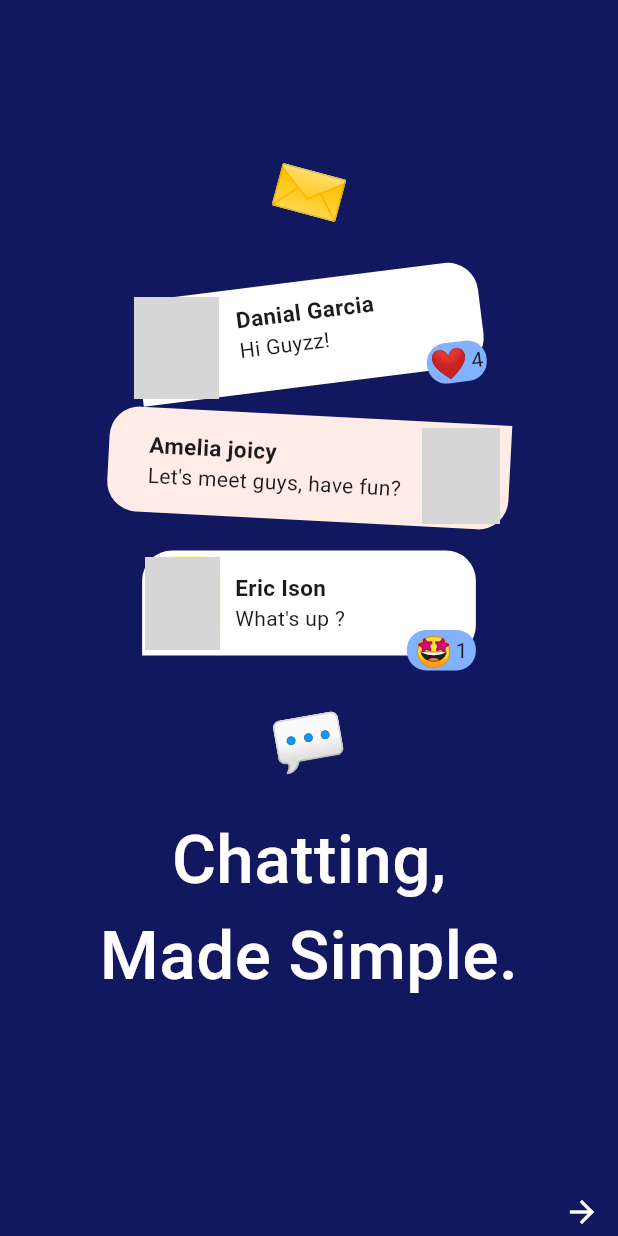
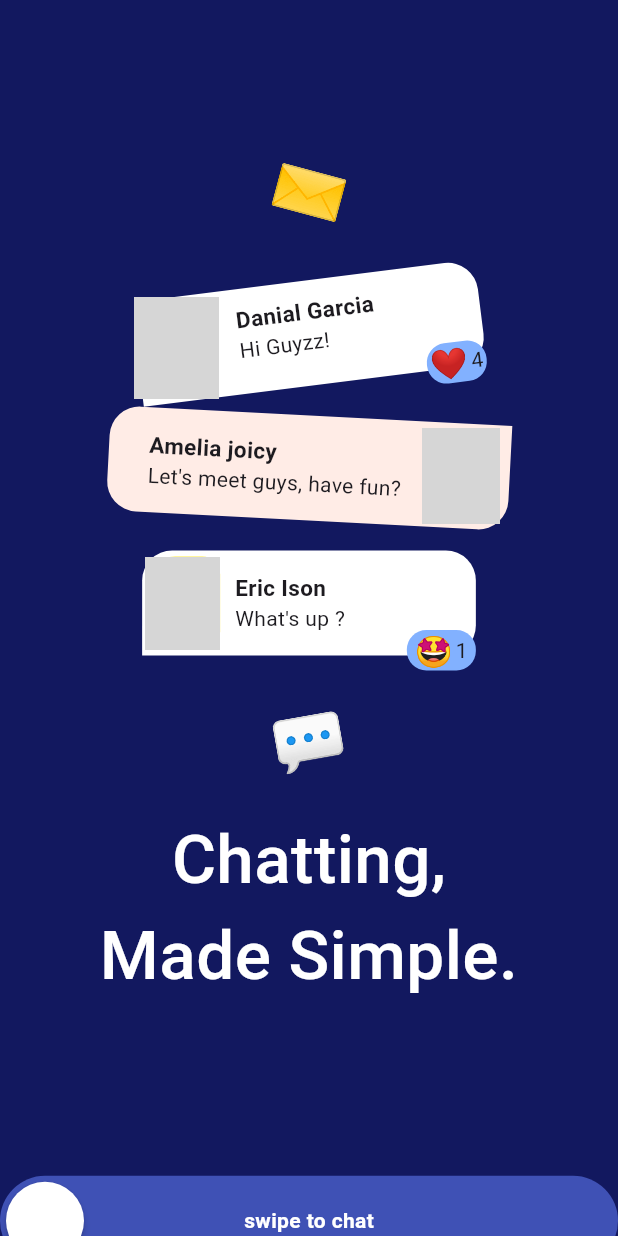
Before and after one commit to shahmashah86/chat_websocket, a Flutter app: the screen it shows after launch, on a phone screen of 412 x 824 dp. Run offline on Flutter 3.47's test engine with Material 3 defaults, Android fonts, the phone set to English and light mode, and no system bars; drawn by our look-alikes of swipeable_button_view; grey boxes are pictures that could not be loaded.

Commit message:
Added swipe button

```diff
--- a/lib/presentation/screen/homescreen.dart
+++ b/lib/presentation/screen/homescreen.dart
@@ -1,7 +1,8 @@
-import 'dart:developer';
+
 
 import 'package:chat_websocket/package/websocket_service.dart';
 import 'package:flutter/material.dart';
+
 
 class Homescreen extends StatefulWidget {
   const Homescreen({super.key});
--- a/lib/presentation/screen/splashscreen.dart
+++ b/lib/presentation/screen/splashscreen.dart
@@ -1,8 +1,6 @@
-import 'dart:async';
-import 'dart:math' as math;
-
 import 'package:chat_websocket/presentation/screen/homescreen.dart';
 import 'package:flutter/material.dart';
+import 'package:swipeable_button_view/swipeable_button_view.dart';
 
 class Splashscreen extends StatefulWidget {
   const Splashscreen({super.key});
@@ -14,17 +12,7 @@ class Splashscreen extends StatefulWidget {
 class _SplashscreenState extends State<Splashscreen>
     with SingleTickerProviderStateMixin {
   late AnimationController controller;
-
-  // @override
-  // void initState() {
-  //   super.initState();
-  //   // Initialize the animation controller
-  //   controller = AnimationController(
-  //     duration: const Duration(seconds: 2),
-  //     vsync: this,
-  //   )..repeat();
-  //   Timer(Duration(seconds: 3), controller.stop); // Repeat the animation indefinitely
-  // }
+  bool isfinished = false;
 
   @override
   Widget build(BuildContext context) {
@@ -39,7 +27,8 @@ class _SplashscreenState extends State<Splashscreen>
           child: RotationTransition(
               turns: AlwaysStoppedAnimation(15 / 360),
               child: Text("✉️",
-                  style: TextStyle(color:  Colors.indigo.shade100,
+                  style: TextStyle(
+                    color: Colors.indigo.shade100,
                     fontSize: 40,
                   ))),
         ),
@@ -62,7 +51,11 @@ class _SplashscreenState extends State<Splashscreen>
               Padding(
                 padding: const EdgeInsets.only(left: 2, top: 3),
                 child: Container(
-                  decoration: BoxDecoration(image: DecorationImage(image: AssetImage('C:/FLUTTER/networking/chat_websocket/assets/persondp2.jpg'),fit: BoxFit.cover),
+                  decoration: BoxDecoration(
+                      image: DecorationImage(
+                          image: AssetImage(
+                              'C:/FLUTTER/networking/chat_websocket/assets/persondp2.jpg'),
+                          fit: BoxFit.cover),
                       color: Colors.yellow,
                       borderRadius: BorderRadius.only(
                           topRight: Radius.circular(10),
@@ -253,20 +246,43 @@ class _SplashscreenState extends State<Splashscreen>
               fontSize: 45, color: Colors.white, fontWeight: FontWeight.w500),
         ),
         SizedBox(height: MediaQuery.sizeOf(context).height * 0.14),
-        Align(
-            alignment: Alignment.bottomRight,
-            child: Container(
-              child: IconButton(
-                onPressed: () {
+        SwipeableButtonView(
+          isFinished: isfinished,
+            onFinish: () {
               Navigator.pushReplacement(context,
                   MaterialPageRoute(builder: (context) {
                 return Homescreen();
               }));
             },
-                icon: Icon(Icons.arrow_forward),
-                color: Colors.white,
+            onWaitingProcess: () {
+              Future.delayed(Duration(milliseconds: 2));
+              setState(() {
+
+                isfinished=true;
+              });
+
+            },
+            activeColor: Colors.indigo,
+            buttonWidget: Container(
+              height: 30,
+              width: double.infinity,
+              // color: Colors.indigo.shade100,
             ),
-            ))
+            buttonText: "swipe to chat")
+        // Align(
+        //     alignment: Alignment.bottomRight,
+        //     child:
+        //     IconButton(
+        //         onPressed: () {
+        //           Navigator.pushReplacement(context,
+        //               MaterialPageRoute(builder: (context) {
+        //             return Homescreen();
+        //           }));
+        //         },
+        //         icon: Icon(Icons.arrow_forward),
+        //         color: Colors.white,
+        //       ),
+        //     )
       ]),
     );
   }
--- a/pubspec.yaml
+++ b/pubspec.yaml
@@ -35,6 +35,7 @@ dependencies:
   # Use with the CupertinoIcons class for iOS style icons.
   cupertino_icons: ^1.0.8
   web_socket_channel: ^3.0.1
+  swipeable_button_view: ^0.0.2
 
 
 dev_dependencies:
```
Also changed, not shown: assets/dp1.jpg (deleted), pubspec.lock. Lines whose indentation alone changed are shown as unchanged.
